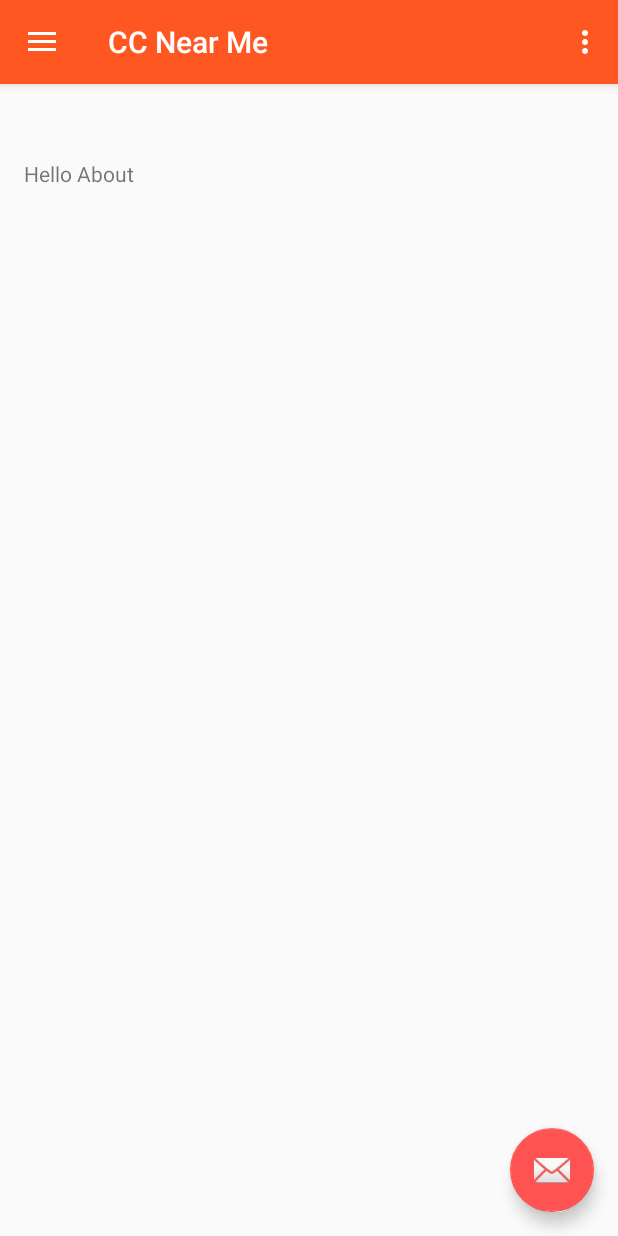
After one commit to JeffreyRuder/CCNearMe, an Android app: the AboutActivity screen opened directly, with no data from a screen before it, on a phone screen of 412 x 824 dp. The commit adds this screen. Run offline under Robolectric (Android 15) with nearby library versions, the phone set to English and light mode, and no system bars; our stand-ins replace ButterKnife, Picasso.

Commit message:
Add AboutActivity

```diff
--- a/app/src/main/AndroidManifest.xml
+++ b/app/src/main/AndroidManifest.xml
@@ -4,8 +4,9 @@
 
     <application
         android:allowBackup="true"
-        android:icon="@mipmap/ic_launcher"
+        android:icon="@drawable/graduation_cap"
         android:label="@string/app_name"
+        android:logo="@drawable/graduation_cap"
         android:supportsRtl="true"
         android:theme="@style/AppTheme">
         <activity
@@ -14,10 +15,12 @@
             android:theme="@style/AppTheme.NoActionBar">
             <intent-filter>
                 <action android:name="android.intent.action.MAIN" />
-
                 <category android:name="android.intent.category.LAUNCHER" />
             </intent-filter>
         </activity>
+        <activity android:name=".AboutActivity"
+            android:label="@string/app_name"
+            android:theme="@style/AppTheme.NoActionBar"></activity>
     </application>
 
 </manifest>
--- /dev/null
+++ b/app/src/main/java/com/epicodus/ccnearme/AboutActivity.java
@@ -0,0 +1,46 @@
+package com.epicodus.ccnearme;
+
+import android.content.Intent;
+import android.support.design.widget.FloatingActionButton;
+import android.support.design.widget.NavigationView;
+import android.support.design.widget.Snackbar;
+import android.support.v4.view.GravityCompat;
+import android.support.v4.widget.DrawerLayout;
+import android.support.v7.app.ActionBarDrawerToggle;
+import android.support.v7.app.AppCompatActivity;
+import android.os.Bundle;
+import android.support.v7.widget.Toolbar;
+import android.view.MenuItem;
+import android.view.View;
+
+import butterknife.ButterKnife;
+
+public class AboutActivity extends MainActivity
+        implements NavigationView.OnNavigationItemSelectedListener {
+
+    @Override
+    protected void onCreate(Bundle savedInstanceState) {
+        super.onCreate(savedInstanceState);
+        setContentView(R.layout.activity_about);
+        Toolbar toolbar = (Toolbar) findViewById(R.id.toolbar);
+        setSupportActionBar(toolbar);
+
+        FloatingActionButton fab = (FloatingActionButton) findViewById(R.id.fab);
+        fab.setOnClickListener(new View.OnClickListener() {
+            @Override
+            public void onClick(View view) {
+                Snackbar.make(view, "Replace with your own action", Snackbar.LENGTH_LONG)
+                        .setAction("Action", null).show();
+            }
+        });
+
+        DrawerLayout drawer = (DrawerLayout) findViewById(R.id.drawer_layout);
+        ActionBarDrawerToggle toggle = new ActionBarDrawerToggle(
+                this, drawer, toolbar, R.string.navigation_drawer_open, R.string.navigation_drawer_close);
+        drawer.setDrawerListener(toggle);
+        toggle.syncState();
+
+        NavigationView navigationView = (NavigationView) findViewById(R.id.nav_view);
+        navigationView.setNavigationItemSelectedListener(this);
+    }
+}
--- a/app/src/main/java/com/epicodus/ccnearme/MainActivity.java
+++ b/app/src/main/java/com/epicodus/ccnearme/MainActivity.java
@@ -1,5 +1,6 @@
 package com.epicodus.ccnearme;
 
+import android.content.Intent;
 import android.os.Bundle;
 import android.support.design.widget.FloatingActionButton;
 import android.support.design.widget.Snackbar;
@@ -90,8 +91,9 @@ public class MainActivity extends AppCompatActivity
         // Handle navigation view item clicks here.
         int id = item.getItemId();
 
-        if (id == R.id.nav_camera) {
-            // Handle the camera action
+        if (id == R.id.nav_about) {
+            Intent intent = new Intent(MainActivity.this, AboutActivity.class);
+            startActivity(intent);
         } else if (id == R.id.nav_gallery) {
 
         } else if (id == R.id.nav_slideshow) {
--- a/app/src/main/res/drawable/side_nav_bar.xml
+++ b/app/src/main/res/drawable/side_nav_bar.xml
@@ -2,8 +2,8 @@
     android:shape="rectangle">
     <gradient
         android:angle="135"
-        android:centerColor="#4CAF50"
-        android:endColor="#2E7D32"
-        android:startColor="#81C784"
+        android:centerColor="#F44336"
+        android:endColor="#D32F2F"
+        android:startColor="@color/colorAccent"
         android:type="linear" />
 </shape>
--- /dev/null
+++ b/app/src/main/res/layout/activity_about.xml
@@ -0,0 +1,59 @@
+<?xml version="1.0" encoding="utf-8"?>
+<android.support.v4.widget.DrawerLayout xmlns:android="http://schemas.android.com/apk/res/android"
+    xmlns:app="http://schemas.android.com/apk/res-auto"
+    xmlns:tools="http://schemas.android.com/tools"
+    android:id="@+id/drawer_layout"
+    android:layout_width="match_parent"
+    android:layout_height="match_parent"
+    android:fitsSystemWindows="true"
+    tools:openDrawer="start">
+
+    <LinearLayout
+        android:layout_width="wrap_content"
+        android:layout_height="wrap_content"
+        android:orientation="vertical"
+        android:layout_marginTop="90dp">
+
+        <ScrollView
+            android:layout_width="wrap_content"
+            android:layout_height="wrap_content"
+            android:id="@+id/scrollView"
+            android:layout_marginTop="90dp"
+            >
+
+            <LinearLayout
+                android:layout_width="wrap_content"
+                android:layout_height="wrap_content"
+                android:orientation="vertical"
+                android:paddingLeft="@dimen/activity_horizontal_margin"
+                android:paddingRight="@dimen/activity_horizontal_margin"
+                android:paddingTop="@dimen/activity_vertical_margin"
+                android:paddingBottom="@dimen/activity_vertical_margin">
+
+                <TextView
+                    android:layout_width="wrap_content"
+                    android:layout_height="wrap_content"
+                    android:text="Hello About"/>
+
+
+            </LinearLayout>
+
+        </ScrollView>
+
+    </LinearLayout>
+
+    <include
+        layout="@layout/app_bar_main"
+        android:layout_width="match_parent"
+        android:layout_height="match_parent" />
+
+    <android.support.design.widget.NavigationView
+        android:id="@+id/nav_view"
+        android:layout_width="wrap_content"
+        android:layout_height="match_parent"
+        android:layout_gravity="start"
+        android:fitsSystemWindows="true"
+        app:headerLayout="@layout/nav_header_main"
+        app:menu="@menu/activity_main_drawer" />
+
+</android.support.v4.widget.DrawerLayout>
--- a/app/src/main/res/layout/nav_header_main.xml
+++ b/app/src/main/res/layout/nav_header_main.xml
@@ -17,7 +17,7 @@
         android:layout_height="wrap_content"
         android:paddingTop="@dimen/nav_header_vertical_spacing"
         android:textSize="45sp"
-        android:textColor="@color/colorPrimaryDark"
+        android:textColor="@android:color/primary_text_dark"
         android:text="@string/fa_graduation_cap" />
 
     <TextView
--- a/app/src/main/res/menu/activity_main_drawer.xml
+++ b/app/src/main/res/menu/activity_main_drawer.xml
@@ -3,9 +3,9 @@
 
     <group android:checkableBehavior="single">
         <item
-            android:id="@+id/nav_camera"
-            android:icon="@drawable/ic_menu_camera"
-            android:title="Import" />
+            android:id="@+id/nav_about"
+            android:icon="@android:drawable/ic_dialog_info"
+            android:title="About" />
         <item
             android:id="@+id/nav_gallery"
             android:icon="@drawable/ic_menu_gallery"
--- a/app/src/main/res/values/colors.xml
+++ b/app/src/main/res/values/colors.xml
@@ -1,6 +1,6 @@
 <?xml version="1.0" encoding="utf-8"?>
 <resources>
-    <color name="colorPrimary">#9c27b0</color>
-    <color name="colorPrimaryDark">#7b1fa2</color>
-    <color name="colorAccent">#4caf50</color>
+    <color name="colorPrimary">#ff5722</color>
+    <color name="colorPrimaryDark">#e64a19</color>
+    <color name="colorAccent">#ff5252</color>
 </resources>
```
